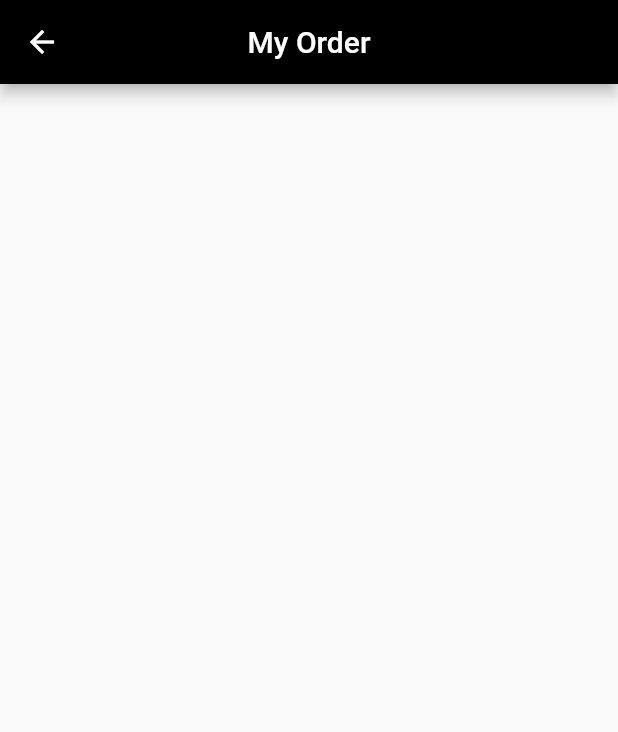
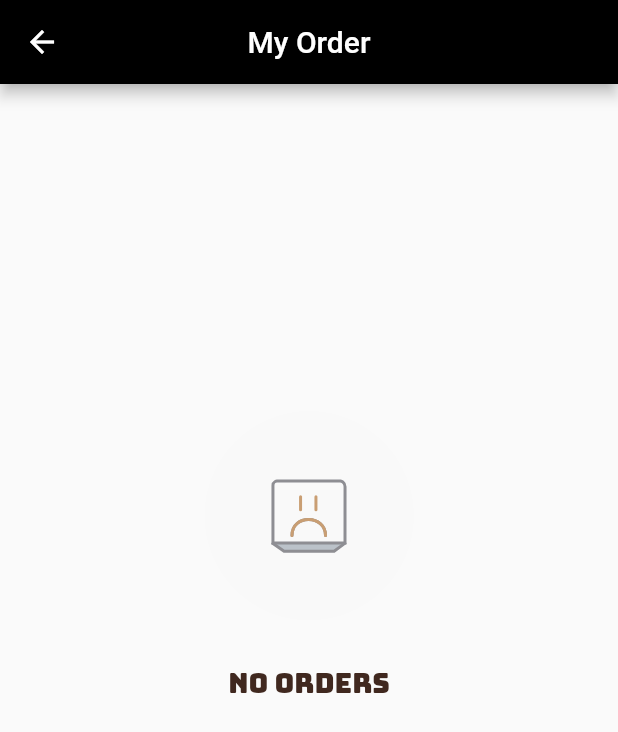
Before and after one commit to athulpp/furniture_user, a Flutter app: the screen it shows once a user with an empty profile is signed in, item 4 of the bottom bar chosen, after a tap on an icon or button, on a phone screen of 412 x 824 dp. Shown: the top 732 px of the screen. Run offline on Flutter 3.47's test engine with Material 2 defaults, Android fonts, the phone set to English and light mode, and no system bars; our stand-ins replace awesome_dialog, bottom_navy_bar, cloud_firestore, expansion_tile_card, firebase_auth, firebase_core and 8 more; missing offline and left inert: razorpay_flutter, status_alert; accounts and stored records are empty.

Commit message:
some design updates

```diff
--- a/lib/screens/login/login_screen/login_body.dart
+++ b/lib/screens/login/login_screen/login_body.dart
@@ -3,6 +3,7 @@ import 'package:flutter/material.dart';
 import 'package:fluttertoast/fluttertoast.dart';
 
 import 'package:get/get.dart';
+import 'package:google_fonts/google_fonts.dart';
 
 import 'package:userapp/constants/material_button.dart';
 import 'package:userapp/controller/bottom_bar_control.dart';
@@ -25,10 +26,11 @@ class LoginBody extends StatelessWidget {
       child: Column(
         mainAxisAlignment: MainAxisAlignment.center,
         children: [
-          Text(
-            'LOGIN',
-            style: TextStyle(fontWeight: FontWeight.bold),
-          ),
+          Text('LOGIN',
+              style: GoogleFonts.adventPro(
+                  fontWeight: FontWeight.bold,
+                  fontSize: 24,
+                  color: Colors.brown)),
           Image.asset(
             'assests/images/—Pngtree—hand drawn cartoon furniture table_4396870.png',
             height: size.height * 0.35,
--- a/lib/screens/my_order/my_order.dart
+++ b/lib/screens/my_order/my_order.dart
@@ -216,6 +216,8 @@ import 'package:cloud_firestore/cloud_firestore.dart';
 import 'package:firebase_auth/firebase_auth.dart';
 import 'package:flutter/material.dart';
 import 'package:get/get.dart';
+import 'package:google_fonts/google_fonts.dart';
+import 'package:lottie/lottie.dart';
 import 'package:skeletons/skeletons.dart';
 import 'package:userapp/model/order.dart';
 
@@ -268,9 +270,11 @@ class MyOrder extends StatelessWidget {
                                         height: 10,
                                         borderRadius: BorderRadius.circular(8),
                                         minLength:
-                                          MediaQuery.of(context).size.width / 6,
+                                            MediaQuery.of(context).size.width /
+                                                6,
                                         maxLength:
-                                          MediaQuery.of(context).size.width / 3,
+                                            MediaQuery.of(context).size.width /
+                                                3,
                                       )),
                                 ),
                               )
@@ -325,7 +329,37 @@ class MyOrder extends StatelessWidget {
                             ],
                           )
                         ],
-                    ));
+                      ),
+                    );
+                  }
+                  if (snapshot.data!.docs.isEmpty) {
+                    return SizedBox(
+                      height: 600,
+                      child: Center(
+                          child: Column(
+                        mainAxisAlignment: MainAxisAlignment.center,
+                        children: [
+                          SizedBox(
+                              width: 200,
+                              height: 200,
+                              child: Lottie.asset('assests/images/order.json')),
+                          Text(
+                            'No Orders',
+                            style: GoogleFonts.bungee(
+                                fontSize: 18,
+                                fontWeight: FontWeight.w100,
+                                color: Color.fromARGB(255, 64, 40, 31)),
+                          ),
+                          // TextButton(
+                          //     onPressed: () {
+                          //       Get.to(() => BottomNavigation(
+                          //             currentIndex: 0,
+                          //           ));
+                          //     },
+                          //     child: Text('View All Products'))
+                        ],
+                      )),
+                    );
                   }
                   List<Order> orderList = [];
                   for (var item in snapshot.data!.docs) {
```
Also changed, not shown: assests/images/order.json (added, +1 -0 lines), lib/screens/login/signup/component/signup_body.dart (+24 -9 lines), lib/screens/orders/counter.dart (deleted, +0 -11 lines), lib/screens/search/search_screen.dart (+76 -76 lines), lib/screens/settings/settings.dart (+8 -6 lines). Lines whose indentation alone changed are shown as unchanged.
